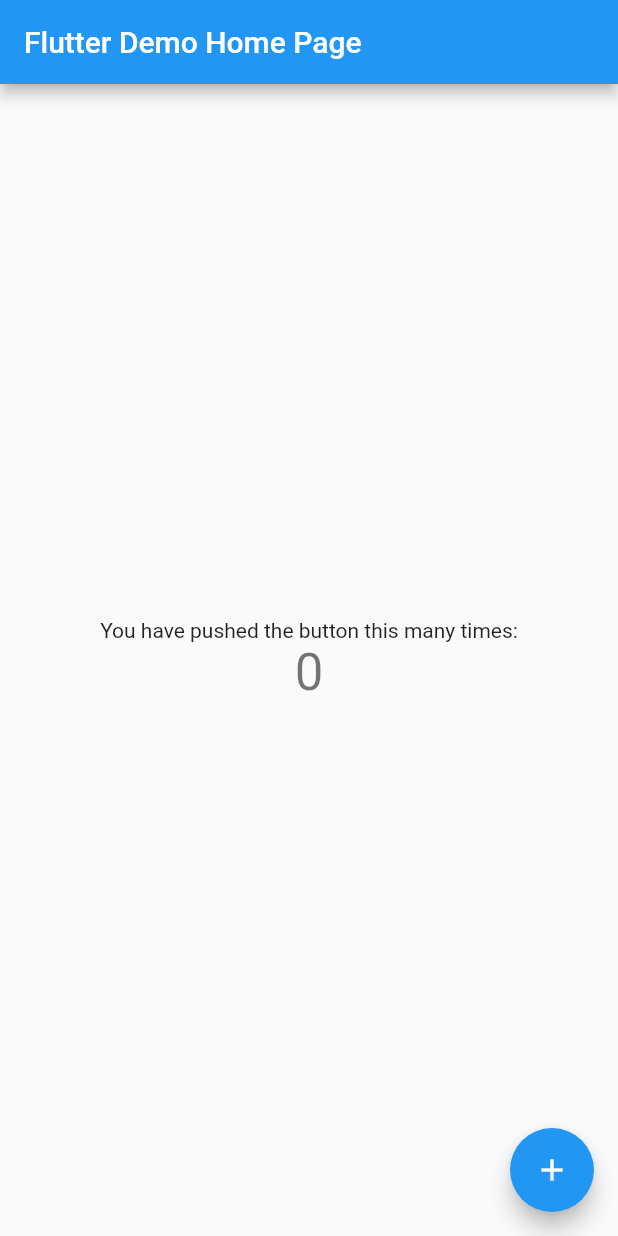
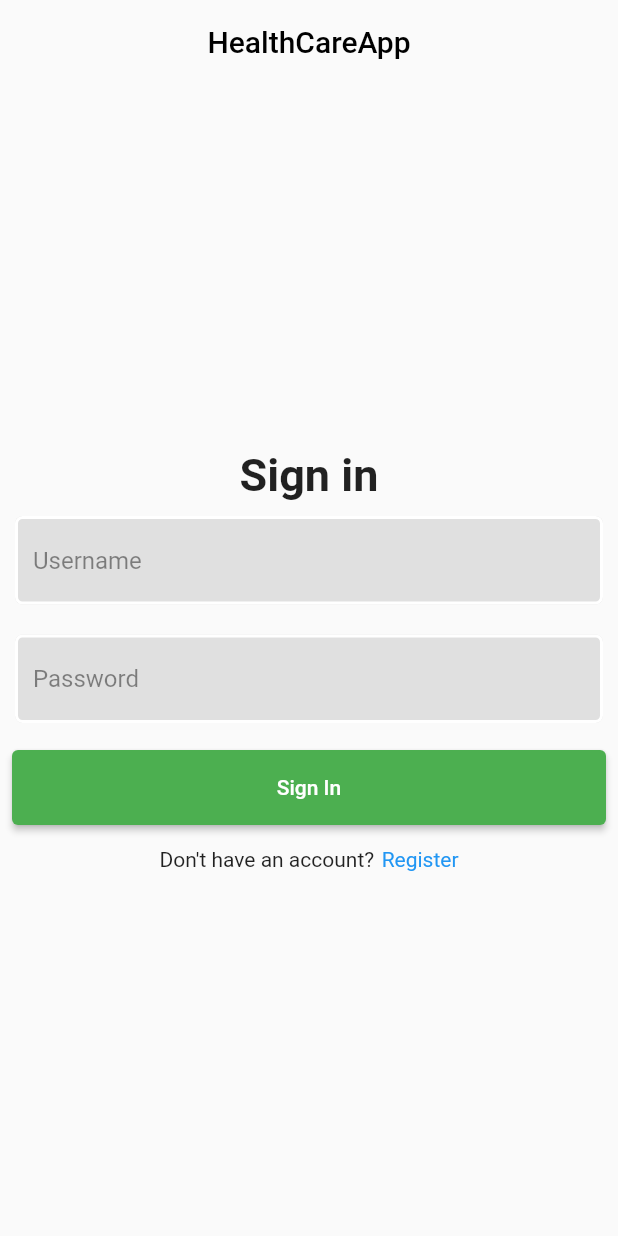
Before and after one commit to kmsanjar47/health-care-app, a Flutter app: the screen it shows after launch, on a phone screen of 412 x 824 dp. Run offline on Flutter 3.47's test engine with Material 2 defaults, Android fonts, the phone set to English and light mode, and no system bars.

Commit message:
Sign in page added

```diff
--- /dev/null
+++ b/lib/constants/constants.dart
@@ -0,0 +1,3 @@
+class Constants{
+  static String appName = "HealthCareApp";
+}
--- a/lib/main.dart
+++ b/lib/main.dart
@@ -1,115 +1,18 @@
 import 'package:flutter/material.dart';
+import 'package:health_care_system/pages/sign_in_page.dart';
 
 void main() {
-  runApp(const MyApp());
+  runApp(const HealthApp());
 }
 
-class MyApp extends StatelessWidget {
-  const MyApp({super.key});
+class HealthApp extends StatelessWidget {
+  const HealthApp({Key? key}) : super(key: key);
 
-  // This widget is the root of your application.
   @override
   Widget build(BuildContext context) {
     return MaterialApp(
-      title: 'Flutter Demo',
-      theme: ThemeData(
-        // This is the theme of your application.
-        //
-        // Try running your application with "flutter run". You'll see the
-        // application has a blue toolbar. Then, without quitting the app, try
-        // changing the primarySwatch below to Colors.green and then invoke
-        // "hot reload" (press "r" in the console where you ran "flutter run",
-        // or simply save your changes to "hot reload" in a Flutter IDE).
-        // Notice that the counter didn't reset back to zero; the application
-        // is not restarted.
-        primarySwatch: Colors.blue,
-      ),
-      home: const MyHomePage(title: 'Flutter Demo Home Page'),
+      debugShowCheckedModeBanner: false,
+      home: SignInPage()
     );
   }
 }
-
-class MyHomePage extends StatefulWidget {
-  const MyHomePage({super.key, required this.title});
-
-  // This widget is the home page of your application. It is stateful, meaning
-  // that it has a State object (defined below) that contains fields that affect
-  // how it looks.
-
-  // This class is the configuration for the state. It holds the values (in this
-  // case the title) provided by the parent (in this case the App widget) and
-  // used by the build method of the State. Fields in a Widget subclass are
-  // always marked "final".
-
-  final String title;
-
-  @override
-  State<MyHomePage> createState() => _MyHomePageState();
-}
-
-class _MyHomePageState extends State<MyHomePage> {
-  int _counter = 0;
-
-  void _incrementCounter() {
-    setState(() {
-      // This call to setState tells the Flutter framework that something has
-      // changed in this State, which causes it to rerun the build method below
-      // so that the display can reflect the updated values. If we changed
-      // _counter without calling setState(), then the build method would not be
-      // called again, and so nothing would appear to happen.
-      _counter++;
-    });
-  }
-
-  @override
-  Widget build(BuildContext context) {
-    // This method is rerun every time setState is called, for instance as done
-    // by the _incrementCounter method above.
-    //
-    // The Flutter framework has been optimized to make rerunning build methods
-    // fast, so that you can just rebuild anything that needs updating rather
-    // than having to individually change instances of widgets.
-    return Scaffold(
-      appBar: AppBar(
-        // Here we take the value from the MyHomePage object that was created by
-        // the App.build method, and use it to set our appbar title.
-        title: Text(widget.title),
-      ),
-      body: Center(
-        // Center is a layout widget. It takes a single child and positions it
-        // in the middle of the parent.
-        child: Column(
-          // Column is also a layout widget. It takes a list of children and
-          // arranges them vertically. By default, it sizes itself to fit its
-          // children horizontally, and tries to be as tall as its parent.
-          //
-          // Invoke "debug painting" (press "p" in the console, choose the
-          // "Toggle Debug Paint" action from the Flutter Inspector in Android
-          // Studio, or the "Toggle Debug Paint" command in Visual Studio Code)
-          // to see the wireframe for each widget.
-          //
-          // Column has various properties to control how it sizes itself and
-          // how it positions its children. Here we use mainAxisAlignment to
-          // center the children vertically; the main axis here is the vertical
-          // axis because Columns are vertical (the cross axis would be
-          // horizontal).
-          mainAxisAlignment: MainAxisAlignment.center,
-          children: <Widget>[
-            const Text(
-              'You have pushed the button this many times:',
-            ),
-            Text(
-              '$_counter',
-              style: Theme.of(context).textTheme.headlineMedium,
-            ),
-          ],
-        ),
-      ),
-      floatingActionButton: FloatingActionButton(
-        onPressed: _incrementCounter,
-        tooltip: 'Increment',
-        child: const Icon(Icons.add),
-      ), // This trailing comma makes auto-formatting nicer for build methods.
-    );
-  }
-}
--- /dev/null
+++ b/lib/pages/registration_page.dart
@@ -0,0 +1,15 @@
+import 'package:flutter/material.dart';
+
+class RegistrationPage extends StatefulWidget {
+  const RegistrationPage({Key? key}) : super(key: key);
+
+  @override
+  State<RegistrationPage> createState() => _RegistrationPageState();
+}
+
+class _RegistrationPageState extends State<RegistrationPage> {
+  @override
+  Widget build(BuildContext context) {
+    return Scaffold(appBar: AppBar(),);
+  }
+}
--- /dev/null
+++ b/lib/pages/sign_in_page.dart
@@ -0,0 +1,93 @@
+import 'package:flutter/material.dart';
+import 'package:health_care_system/constants/constants.dart';
+import 'package:health_care_system/pages/registration_page.dart';
+
+import '../widgets/custom_text_field.dart';
+
+class SignInPage extends StatefulWidget {
+  const SignInPage({Key? key}) : super(key: key);
+
+  @override
+  State<SignInPage> createState() => _SignInPageState();
+}
+
+class _SignInPageState extends State<SignInPage> {
+  TextEditingController? userNameTxtCtl;
+  TextEditingController? passwordTxtCtl;
+
+  @override
+  void initState() {
+    super.initState();
+    userNameTxtCtl = TextEditingController();
+    passwordTxtCtl = TextEditingController();
+  }
+
+  @override
+  Widget build(BuildContext context) {
+    return Scaffold(
+      //AppBar
+      appBar: AppBar(
+        elevation: 0,
+        backgroundColor: Colors.transparent,
+        foregroundColor: Colors.black,
+        centerTitle: true,
+        title: Text(Constants.appName),
+      ),
+      body: Column(
+        mainAxisAlignment: MainAxisAlignment.center,
+        children: [
+          //Sign in text
+          const Text("Sign in",style: TextStyle(fontWeight: FontWeight.bold,fontSize: 30),),
+
+          //Username Text field
+          CustomTextField(
+            textEditingController: userNameTxtCtl,
+            hintText: "Username",
+          ),
+
+          //Password Text field
+          CustomTextField(
+            textEditingController: passwordTxtCtl,
+            hintText: "Password",
+          ),
+
+          //Sign in button
+          Padding(
+            padding: const EdgeInsets.all(8.0),
+            child: ElevatedButton(
+              onPressed: () {},
+              style: ButtonStyle(
+                backgroundColor: MaterialStateProperty.all(Colors.green),
+                minimumSize: const MaterialStatePropertyAll(
+                  Size(double.infinity, 50),
+                ),
+              ),
+              child: const Text("Sign In"),
+            ),
+          ),
+          const SizedBox(height: 7,),
+
+          //New User?
+          Row(
+            mainAxisAlignment: MainAxisAlignment.center,
+            children: [
+              const Text("Don't have an account?"),
+              const SizedBox(
+                width: 5,
+              ),
+              InkWell(
+                onTap: () {
+                  Navigator.push(context, MaterialPageRoute(builder: (context)=> RegistrationPage(),),);
+                },
+                child: const Text(
+                  "Register",
+                  style: TextStyle(color: Colors.blue),
+                ),
+              ),
+            ],
+          ),
+        ],
+      ),
+    );
+  }
+}
--- /dev/null
+++ b/lib/widgets/custom_text_field.dart
@@ -0,0 +1,39 @@
+import 'package:flutter/material.dart';
+
+class CustomTextField extends StatelessWidget {
+  final String hintText;
+  final TextEditingController? textEditingController;
+  const CustomTextField({required this.textEditingController,required this.hintText,Key? key}) : super(key: key);
+
+  @override
+  Widget build(BuildContext context) {
+    return Container(
+      padding: const EdgeInsets.all(8),
+      margin: const EdgeInsets.all(2),
+      child: TextFormField(
+        controller: textEditingController,
+        validator: (String? value) {
+          if (value != null && value.trim().isNotEmpty) {
+            return null;
+          } else {
+            return "Please Enter Valid Username";
+          }
+        },
+        autofocus: false,
+        decoration: InputDecoration(
+          hintText: hintText,
+          hintStyle: const TextStyle(color: Colors.black45),
+          fillColor: Colors.grey.shade300,
+          filled: true,
+          enabledBorder: const OutlineInputBorder(
+              borderSide: BorderSide(color: Colors.white, width: 2),
+              borderRadius: BorderRadius.all(Radius.circular(5))),
+          focusedBorder: const OutlineInputBorder(
+            borderSide: BorderSide(color: Colors.greenAccent,width: 2),
+            borderRadius: BorderRadius.all(Radius.circular(5),),
+          ),
+        ),
+      ),
+    );
+  }
+}
--- /dev/null
+++ b/lib/widgets/custom_text_form_field.dart
@@ -0,0 +1,26 @@
+import 'package:flutter/material.dart';
+
+class CustomTextFormField extends StatelessWidget {
+  const CustomTextFormField({Key? key}) : super(key: key);
+
+  @override
+  Widget build(BuildContext context) {
+    return Container(
+      padding: EdgeInsets.all(8),
+      margin: EdgeInsets.all(8),
+      child: TextField(
+        autofocus: false,
+        decoration: InputDecoration(
+          hintText: "User name",
+          hintStyle: TextStyle(color: Colors.black45),
+          fillColor: Colors.grey.shade300,
+          filled: true,
+          enabledBorder: OutlineInputBorder(
+              borderSide: BorderSide(color: Colors.white, width: 2),
+              borderRadius: BorderRadius.all(Radius.circular(5))),
+          focusedBorder: OutlineInputBorder(),
+        ),
+      ),
+    );
+  }
+}
```
Also changed, not shown: lib/providers/authentication_provider.dart (added), lib/utils/utils.dart (added), 1 other file.
